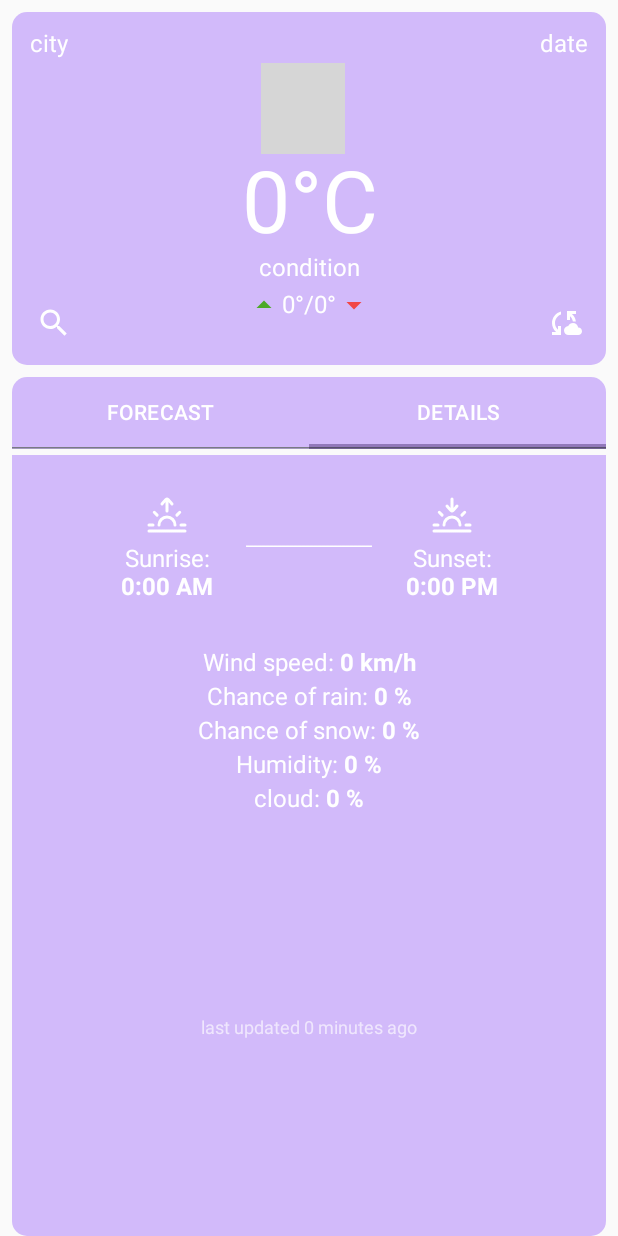
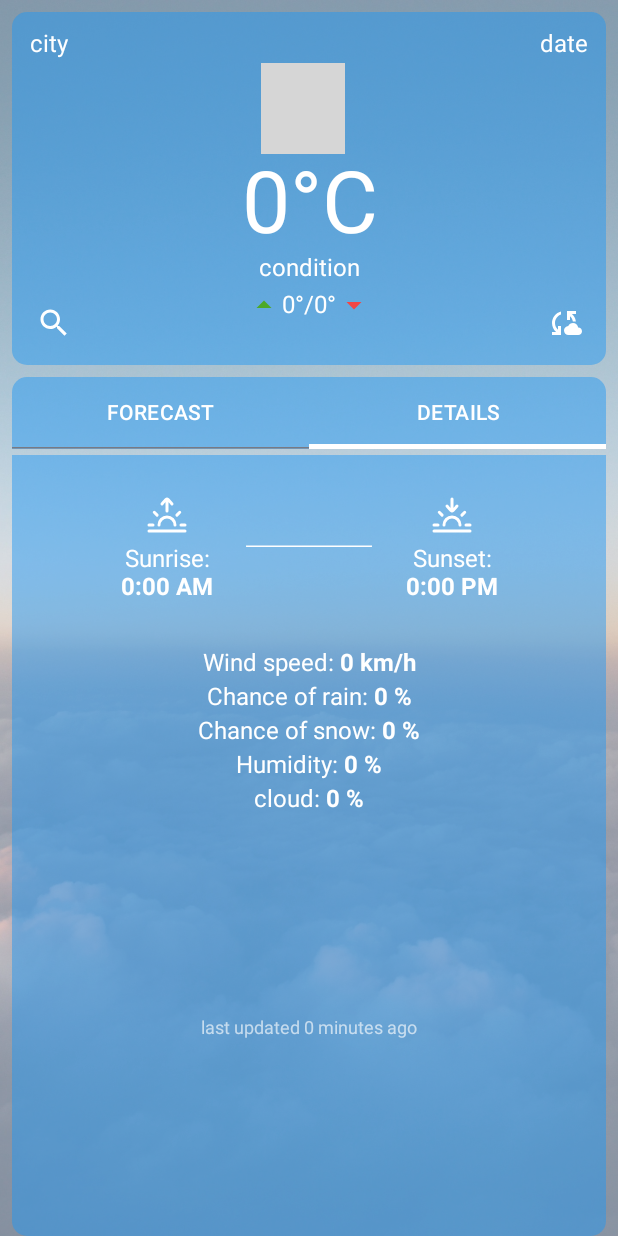
Before and after one commit to Clickonuser/WeatherCompose, an Android app built with Jetpack Compose: the screen it shows after launch (MainActivity), tab 2 chosen, on a phone screen of 412 x 824 dp. Run offline under Robolectric (Android 15) with nearby library versions, the phone set to English and light mode, and no system bars; our stand-ins replace constraintlayout-compose; pictures from the network do not load; grey boxes are pictures that could not be loaded.

Commit message:
Change theme color and add background

```diff
--- a/app/src/main/java/com/example/weathercompose/MainActivity.kt
+++ b/app/src/main/java/com/example/weathercompose/MainActivity.kt
@@ -30,8 +30,10 @@ import androidx.compose.runtime.Composable
 import androidx.compose.runtime.rememberCoroutineScope
 import androidx.compose.ui.Alignment
 import androidx.compose.ui.Modifier
+import androidx.compose.ui.draw.alpha
 import androidx.compose.ui.draw.clip
 import androidx.compose.ui.graphics.Color
+import androidx.compose.ui.layout.ContentScale
 import androidx.compose.ui.res.painterResource
 import androidx.compose.ui.text.SpanStyle
 import androidx.compose.ui.text.TextStyle
@@ -43,7 +45,6 @@ import androidx.compose.ui.unit.dp
 import androidx.compose.ui.unit.sp
 import androidx.constraintlayout.compose.ConstraintLayout
 import coil.compose.AsyncImage
-import com.example.weathercompose.ui.theme.IndicatorWeather
 import com.example.weathercompose.ui.theme.ThemeWeather
 import com.example.weathercompose.ui.theme.WeatherComposeTheme
 import kotlinx.coroutines.launch
@@ -53,6 +54,16 @@ class MainActivity : ComponentActivity() {
         super.onCreate(savedInstanceState)
         setContent {
             WeatherComposeTheme {
+                Image(
+                    painter = painterResource(
+                        id = R.drawable.back
+                    ),
+                    contentDescription = "im1",
+                    modifier = Modifier
+                        .fillMaxSize()
+                        .alpha(0.5f),
+                    contentScale = ContentScale.Crop
+                )
                 Column {
                     MainCard()
                     TabLayout()
@@ -181,7 +192,7 @@ fun TabLayout() {
             indicator = { pos ->
                 TabRowDefaults.SecondaryIndicator(
                     modifier = Modifier.tabIndicatorOffset(pos[tabIndex]),
-                    color = IndicatorWeather
+                    color = Color.White
                 )
             }
         ) {
--- a/app/src/main/java/com/example/weathercompose/ui/theme/Color.kt
+++ b/app/src/main/java/com/example/weathercompose/ui/theme/Color.kt
@@ -10,5 +10,4 @@ val Purple40 = Color(0xFF6650a4)
 val PurpleGrey40 = Color(0xFF625b71)
 val Pink40 = Color(0xFF7D5260)
 
-val ThemeWeather = Color(0x598842F8)
-val IndicatorWeather = Color(0x591B0144)
+val ThemeWeather = Color(0x7A2196F3)
```
Also changed, not shown: app/src/main/res/drawable/back.jpg (added).
